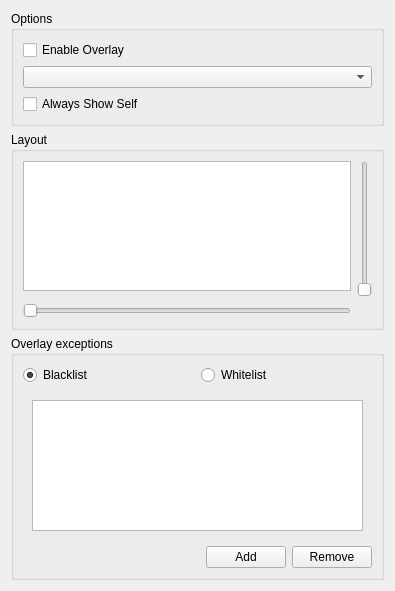
Qt form src/mumble/Overlay.ui (mumble-voip/mumble) before a commit.
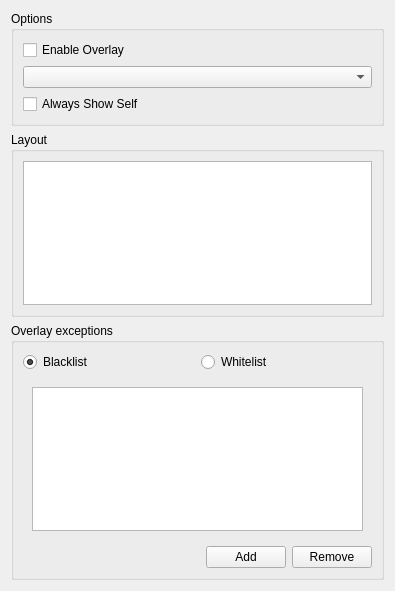
The same form after that commit.

Commit message: Draggable anchor for overlay

Diff of the .ui file:
```diff
--- a/src/mumble/Overlay.ui
+++ b/src/mumble/Overlay.ui
@@ -65,38 +65,6 @@
       <string>Layout</string>
      </property>
      <layout class="QGridLayout">
-      <item row="0" column="2" rowspan="2">
-       <widget class="QSlider" name="qsY">
-        <property name="toolTip">
-         <string>Y-Position of Overlay</string>
-        </property>
-        <property name="whatsThis">
-         <string>This sets the relative Y position of the overlay.</string>
-        </property>
-        <property name="maximum">
-         <number>100</number>
-        </property>
-        <property name="orientation">
-         <enum>Qt::Vertical</enum>
-        </property>
-       </widget>
-      </item>
-      <item row="2" column="0" colspan="2">
-       <widget class="QSlider" name="qsX">
-        <property name="toolTip">
-         <string>X-Position of Overlay</string>
-        </property>
-        <property name="whatsThis">
-         <string>This sets the relative X position of the overlay.</string>
-        </property>
-        <property name="maximum">
-         <number>100</number>
-        </property>
-        <property name="orientation">
-         <enum>Qt::Horizontal</enum>
-        </property>
-       </widget>
-      </item>
       <item row="0" column="0" colspan="2">
        <widget class="QGraphicsView" name="qgvView">
         <property name="sizePolicy">
```
Left out of the diff: 2 changed lines with no effect on the pictures. The commit also changes 2 other files.
